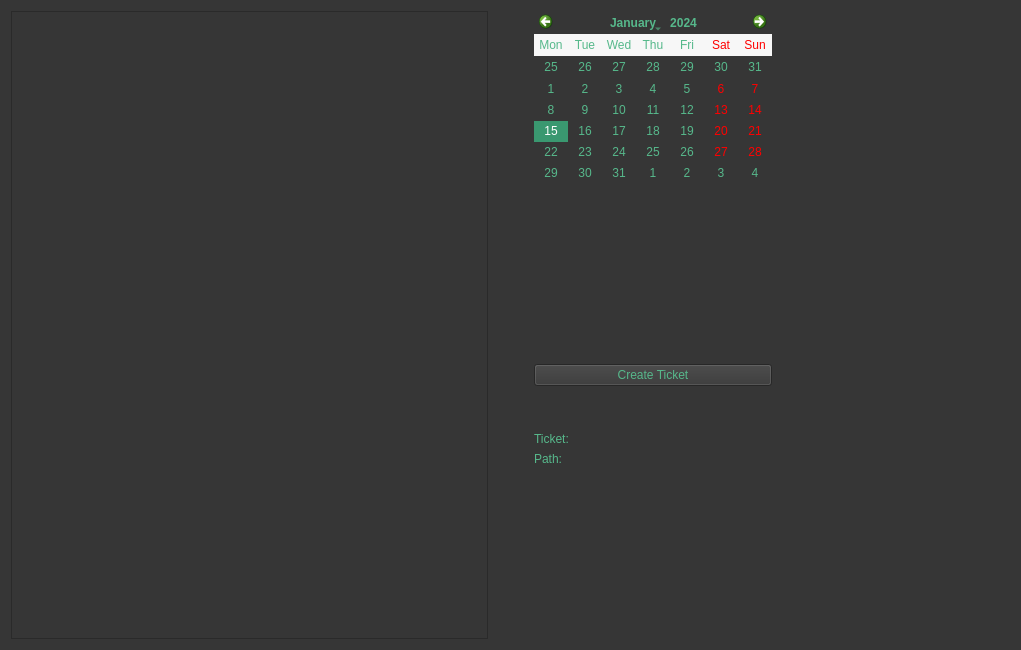
First picture: the form in gui/ui-files/tabTicketCreate.ui, repository iBridges-for-iRODS/iBridges, before the edit.
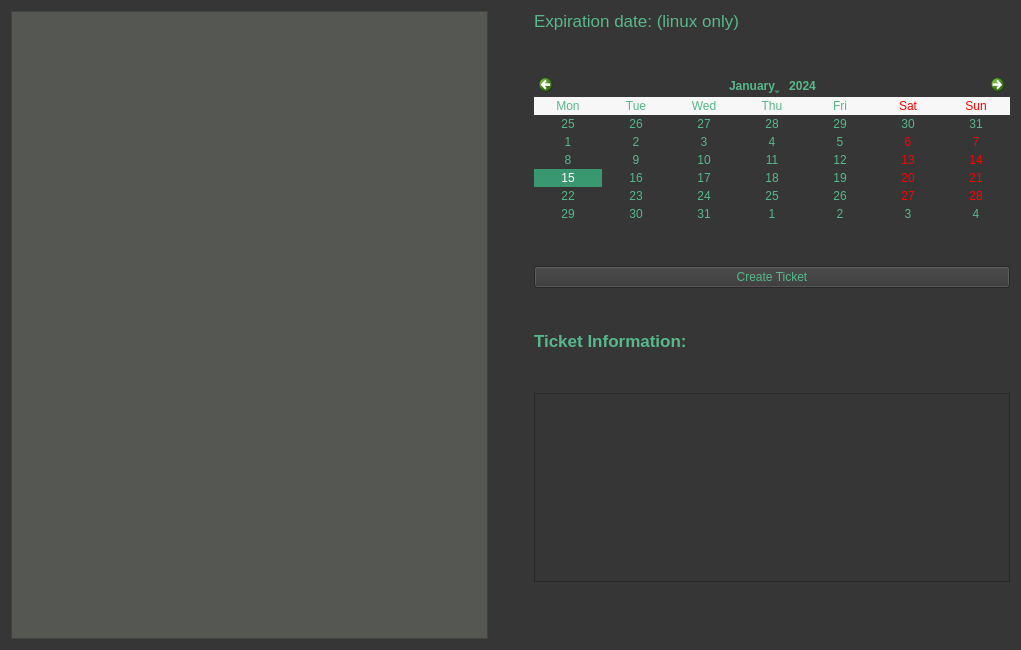
Second picture: the form after the edit.

Commit message: - Adding ticket creation to irodsConnector and irodsConnectorIcommands - Adding ticket creation tab - Make iRODS connectorIcommands inherit functionality from irodsConnector

Diff of the .ui file:
```diff
--- a/gui/ui-files/tabTicketCreate.ui
+++ b/gui/ui-files/tabTicketCreate.ui
@@ -25,25 +25,59 @@
 {
 	background-color: rgb(85, 87, 83);
 }
-QCalendarWidget#calendarNavBar{
- 
-	background-color: rgb(136, 138, 133);
-}
 
-
-QTreeWidget
-{
+QTreeView{
 	background-color: rgb(85, 87, 83);
 }
 
-</string>
+QLabel#infoLabel{
+	color: rgb(217, 174, 23);
+}</string>
   </property>
   <layout class="QHBoxLayout" name="horizontalLayout">
    <item>
     <layout class="QGridLayout" name="gridLayout">
      <item row="0" column="2">
       <layout class="QGridLayout" name="gridLayout_2">
-       <item row="1" column="0">
+       <item row="10" column="0">
+        <spacer name="verticalSpacer_3">
+         <property name="orientation">
+          <enum>Qt::Vertical</enum>
+         </property>
+         <property name="sizeHint" stdset="0">
+          <size>
+           <width>20</width>
+           <height>40</height>
+          </size>
+         </property>
+        </spacer>
+       </item>
+       <item row="7" column="0">
+        <spacer name="verticalSpacer_5">
+         <property name="orientation">
+          <enum>Qt::Vertical</enum>
+         </property>
+         <property name="sizeHint" stdset="0">
+          <size>
+           <width>20</width>
+           <height>40</height>
+          </size>
+         </property>
+        </spacer>
+       </item>
+       <item row="0" column="0">
+        <widget class="QLabel" name="label_2">
+         <property name="font">
+          <font>
+           <pointsize>13</pointsize>
+          </font>
+         </property>
+         <property name="text">
+          <string>Expiration date: (linux only)</string>
+         </property>
+        </widget>
+       </item>
+       <item row="3" column="0">
         <spacer name="verticalSpacer_2">
          <property name="orientation">
           <enum>Qt::Vertical</enum>
@@ -56,14 +90,14 @@
          </property>
         </spacer>
        </item>
-       <item row="2" column="0">
-        <widget class="QPushButton" name="pushButton">
+       <item row="4" column="0">
+        <widget class="QPushButton" name="createTicketButton">
          <property name="text">
           <string>Create Ticket</string>
          </property>
         </widget>
        </item>
-       <item row="0" column="0">
+       <item row="2" column="0">
         <widget class="QCalendarWidget" name="calendar">
          <property name="minimumDate">
           <date>
@@ -83,20 +117,24 @@
          </property>
         </widget>
        </item>
-       <item row="0" column="1">
-        <spacer name="horizontalSpacer_2">
-         <property name="orientation">
-          <enum>Qt::Horizontal</enum>
+       <item row="6" column="0">
+        <widget class="QLabel" name="label">
+         <property name="font">
+          <font>
+           <pointsize>13</pointsize>
+           <weight>75</weight>
+           <bold>true</bold>
+          </font>
          </property>
-         <property name="sizeHint" stdset="0">
-          <size>
-           <width>40</width>
-           <height>20</height>
-          </size>
+         <property name="text">
+          <string>Ticket Information: </string>
          </property>
-        </spacer>
+        </widget>
        </item>
-       <item row="3" column="0">
+       <item row="9" column="0">
+        <widget class="QTextBrowser" name="ticketInfoBrowser"/>
+       </item>
+       <item row="5" column="0">
         <spacer name="verticalSpacer">
          <property name="orientation">
           <enum>Qt::Vertical</enum>
@@ -112,40 +150,18 @@
          </property>
         </spacer>
        </item>
-       <item row="4" column="0">
-        <layout class="QFormLayout" name="formLayout">
-         <item row="0" column="0">
-          <widget class="QLabel" name="label">
-           <property name="text">
-            <string>Ticket: </string>
-           </property>
-          </widget>
-         </item>
-         <item row="0" column="1">
-          <widget class="QLabel" name="ticketLabel">
-           <property name="text">
-            <string/>
-           </property>
-          </widget>
-         </item>
-         <item row="1" column="0">
-          <widget class="QLabel" name="label_2">
-           <property name="text">
-            <string>Path: </string>
-           </property>
-          </widget>
-         </item>
-         <item row="1" column="1">
-          <widget class="QLabel" name="pathLabel">
-           <property name="text">
-            <string/>
-           </property>
-          </widget>
-         </item>
-        </layout>
+       <item row="11" column="0">
+        <widget class="QLabel" name="infoLabel">
+         <property name="text">
+          <string/>
+         </property>
+        </widget>
        </item>
-       <item row="5" column="0">
-        <spacer name="verticalSpacer_3">
+       <item row="8" column="0">
+        <layout class="QFormLayout" name="formLayout"/>
+       </item>
+       <item row="1" column="0">
+        <spacer name="verticalSpacer_4">
          <property name="orientation">
           <enum>Qt::Vertical</enum>
          </property>
```
Left out of the diff: 9 changed lines with no effect on the pictures. The commit also changes 5 other files.
